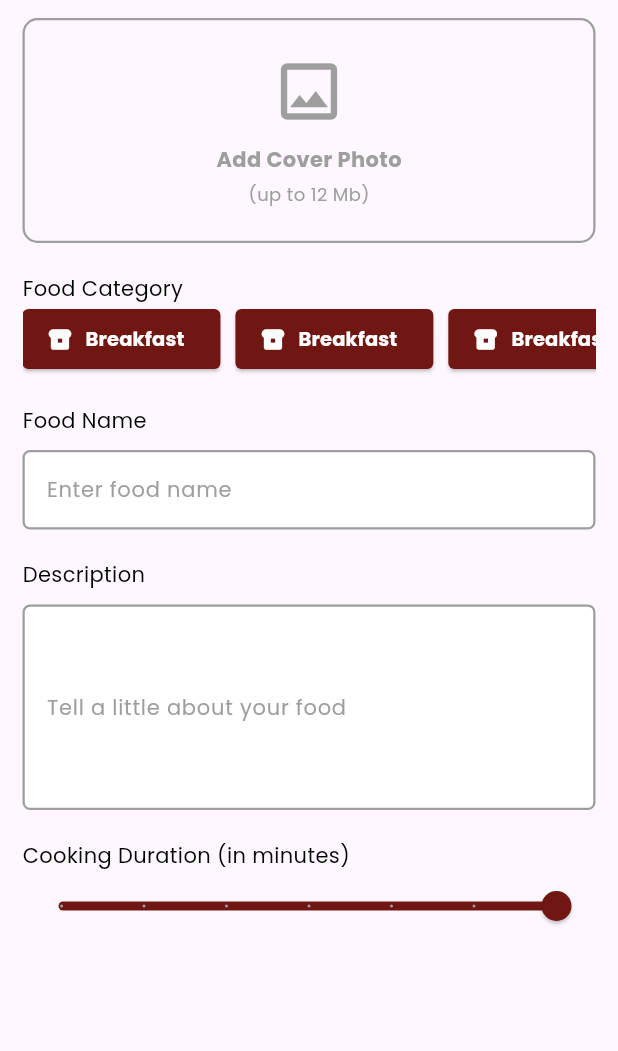
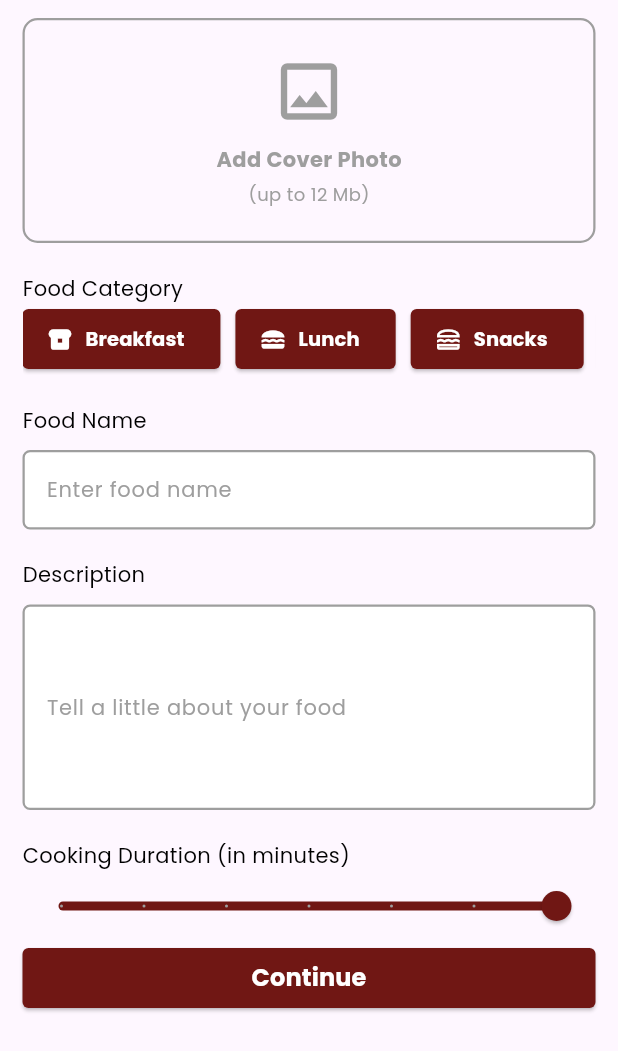
Before and after one commit to anushatamrakar/NewaFest, a Flutter app: the AddRecipe screen opened by its route, on a phone screen of 412 x 824 dp. Shown: the top 1051 px of the screen. Run offline on Flutter 3.47's test engine with Material 3 defaults, Android fonts, the phone set to English and light mode, and no system bars.

Commit message:
add recipe2 started

```diff
--- a/lib/main.dart
+++ b/lib/main.dart
@@ -5,6 +5,7 @@ import 'package:newafest/views/auth/user_registration.dart';
 import 'package:newafest/views/home/home_page.dart';
 import 'package:newafest/views/home/opening_page.dart';
 import 'package:newafest/views/recipe_sharer/add_recipe.dart';
+import 'package:newafest/views/recipe_sharer/add_recipe2.dart';
 
 void main() {
   runApp(const MyApp());
@@ -31,6 +32,7 @@ class MyApp extends StatelessWidget {
         "/register":(context)=> const UserRegistration(),
         "/sharer_register":(context)=> const SharerRegistration(),
         "/add_recipe":(context)=> const AddRecipe(),
+        "/add_recipe2":(context)=> const AddRecipe2(),
       },
     );
   }
--- a/lib/views/recipe_sharer/add_recipe.dart
+++ b/lib/views/recipe_sharer/add_recipe.dart
@@ -1,6 +1,7 @@
 import 'package:flutter/material.dart';
 import 'package:newafest/widgets/custom_add_recipe/food_category.dart';
 import 'package:newafest/widgets/custom_add_recipe/image_upload.dart';
+import 'package:newafest/widgets/custom_button.dart';
 
 class AddRecipe extends StatefulWidget {
   const AddRecipe({super.key});
@@ -119,18 +120,19 @@ class _AddRecipeState extends State<AddRecipe> {
                 ),
                 Slider(
                   value: _currentValue,
-                  min: 0, // Minimum value of the slider
-                  max: 60, // Maximum value of the slider
-                  divisions: 6, // Number of steps
-                  label: _currentValue.round().toString(), // Label showing the current value
-                  activeColor: const Color(0xff701714), // Color for the active part of the slider
-                  inactiveColor: Colors.grey, // Color for the inactive part of the slider
+                  min: 0,
+                  max: 60,
+                  divisions: 6,
+                  label: _currentValue.round().toString(),
+                  activeColor: const Color(0xff701714),
+                  inactiveColor: Colors.grey,
                   onChanged: (double newValue) {
                     setState(() {
-                      _currentValue = newValue; // Update the value when the slider is moved
+                      _currentValue = newValue;
                     });
                   },
                 ),
+                CustomButton(txt1: "Continue", bg: const Color(0xff701714), textColor: Colors.white, onPressed: (){Navigator.pushNamed(context, "/add_recipe2");},),
               ],
             ),
           )
--- a/lib/widgets/custom_add_recipe/food_category.dart
+++ b/lib/widgets/custom_add_recipe/food_category.dart
@@ -39,18 +39,26 @@ class _FoodCategoryState extends State<FoodCategory> {
               CustomCategoryButton(
                   onPressed: () {},
                   icon: const Icon(
-                    Icons.breakfast_dining,
+                    Icons.lunch_dining,
                     size: 18,
                   ),
-                  txt1: "Breakfast"),
+                  txt1: "Lunch"),
               const SizedBox(width: 10),
               CustomCategoryButton(
                   onPressed: () {},
                   icon: const Icon(
-                    Icons.breakfast_dining,
+                    Icons.lunch_dining_outlined,
                     size: 18,
                   ),
-                  txt1: "Breakfast"),
+                  txt1: "Snacks"),
+              const SizedBox(width: 10),
+              CustomCategoryButton(
+                  onPressed: () {},
+                  icon: const Icon(
+                    Icons.dinner_dining,
+                    size: 18,
+                  ),
+                  txt1: "Dinner"),
             ],
           ),
         )
```
Also changed, not shown: lib/views/recipe_sharer/add_recipe2.dart (added, +149 -0 lines).
